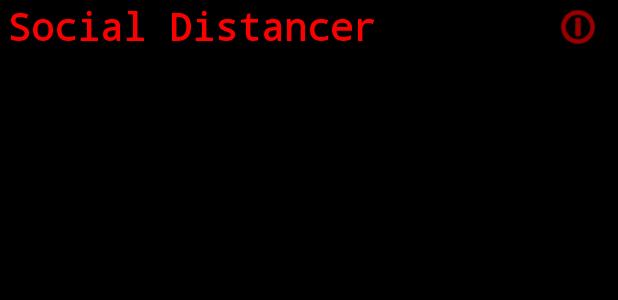
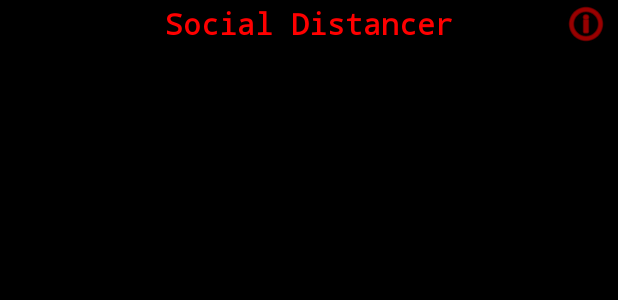
Before and after one commit to ldoney/SocialDistancer, an Android app: the layout tfe_od_activity_camera.xml on its own in the app's theme, with its tools: preview values and no code run, on a phone screen of 412 x 824 dp. Shown: the top 300 px of the screen. Run offline under Robolectric (Android 15) with nearby library versions, the phone set to English and light mode, and no system bars; Roboto replaces fonts that are not available here.

```diff
--- a/app/build.gradle
+++ b/app/build.gradle
@@ -8,8 +8,8 @@ android {
         applicationId "org.microincorporated.socialdistancer"
         minSdkVersion 22
         targetSdkVersion 28
-        versionCode 6
-        versionName "1.6"
+        versionCode 7
+        versionName "1.7"
     }
     buildTypes {
         release {
--- a/app/src/main/java/org/microincorporated/detection/DetectorActivity.java
+++ b/app/src/main/java/org/microincorporated/detection/DetectorActivity.java
@@ -60,7 +60,7 @@ public class DetectorActivity extends CameraActivity implements OnImageAvailable
   // Minimum detection confidence to track a detection.
   private static final float MINIMUM_CONFIDENCE_TF_OD_API = 0.6f;
   private static final boolean MAINTAIN_ASPECT = false;
-  private static final Size DESIRED_PREVIEW_SIZE = new Size(640, 480);
+  private static final Size DESIRED_PREVIEW_SIZE = new Size(4032, 3024);
   private static final boolean SAVE_PREVIEW_BITMAP = false;
   private static final float TEXT_SIZE_DIP = 10;
   OverlayView trackingOverlay;
--- a/app/src/main/res/layout/tfe_od_activity_camera.xml
+++ b/app/src/main/res/layout/tfe_od_activity_camera.xml
@@ -24,7 +24,7 @@
     <RelativeLayout
         android:id="@+id/relativeLayout"
         android:layout_width="match_parent"
-        android:layout_height="683dp"
+        android:layout_height="match_parent"
         android:background="@android:color/black"
         android:orientation="vertical">
 
@@ -39,38 +39,36 @@
 
         </FrameLayout>
 
-        <LinearLayout
+        <RelativeLayout
             android:id="@+id/toolbar"
             android:layout_width="match_parent"
-            android:layout_height="35dp"
+            android:layout_height="wrap_content"
             android:layout_alignParentTop="true"
             android:background="@color/tfe_semi_transparent"
-            android:orientation="horizontal"
-            android:paddingLeft="5dp"
-            android:paddingRight="5dp"
             android:visibility="visible">
 
             <TextView
                 android:id="@+id/Title"
                 android:layout_width="wrap_content"
-                android:layout_height="match_parent"
-                android:layout_gravity="center"
+                android:layout_height="wrap_content"
+                android:layout_centerInParent="true"
                 android:fontFamily="monospace"
                 android:text="@string/tfe_od_app_name"
                 android:textAlignment="center"
                 android:textColor="#FF0000"
-                android:textSize="25sp"
+                android:textSize="20sp"
                 android:textStyle="bold" />
 
             <RelativeLayout
                 android:layout_width="match_parent"
-                android:layout_height="match_parent">
+                android:layout_height="wrap_content">
 
                 <ImageButton
                     android:id="@+id/InfoButton"
                     android:layout_width="wrap_content"
-                    android:layout_height="match_parent"
+                    android:layout_height="wrap_content"
                     android:layout_alignParentEnd="true"
+                    android:layout_centerInParent="true"
                     android:layout_gravity="center_vertical|end"
                     android:layout_marginEnd="5sp"
                     android:background="#00FFFFFF"
@@ -81,7 +79,7 @@
                     android:visibility="visible" />
             </RelativeLayout>
 
-        </LinearLayout>
+        </RelativeLayout>
 
     </RelativeLayout>
 
@@ -91,7 +89,8 @@
         android:layout_gravity="bottom"
         android:background="#000000"
         android:gravity="bottom"
-        android:orientation="vertical">
+        android:orientation="vertical"
+        android:visibility="visible">
 
         <com.google.android.gms.ads.AdView
             android:id="@+id/adView2"
```
Also changed, not shown: app/src/main/java/org/microincorporated/detection/CameraActivity.java (+14 -1 lines).
